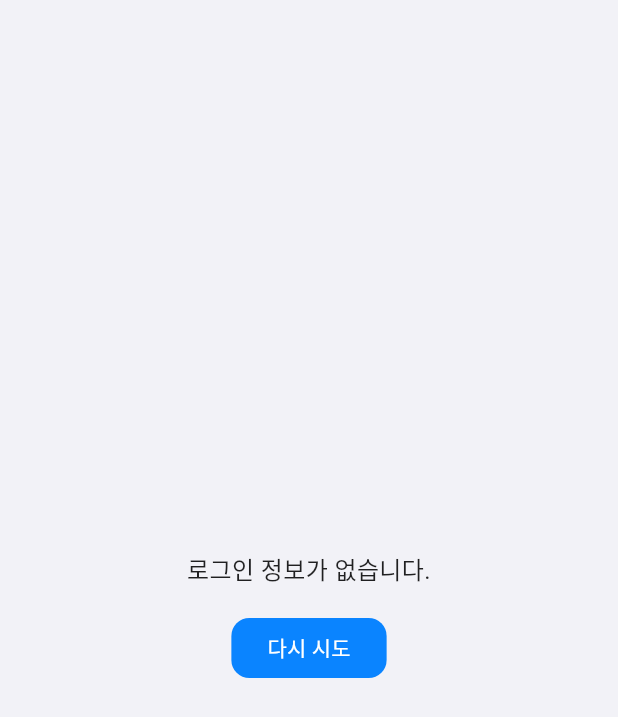
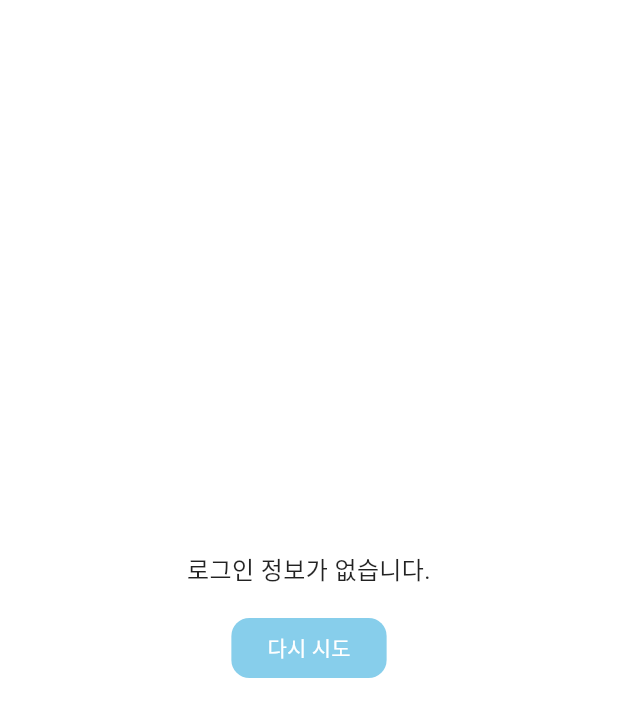
Before and after one commit to gwon7210/koinonia_app, a Flutter app: the ProfileScreen screen opened directly, on a phone screen of 412 x 824 dp. Shown: the top 717 px of the screen. Run offline on Flutter 3.47's test engine with Material 3 defaults, Android fonts, the light colour scheme and no system bars; our stand-ins replace image_picker; missing offline and left inert: kakao_flutter_sdk; accounts and stored records are empty.

Commit message:
커밋 메시지

```diff
--- a/lib/screens/profile_screen.dart
+++ b/lib/screens/profile_screen.dart
@@ -15,13 +15,13 @@ class ProfileScreen extends StatefulWidget {
 }
 
 class _ProfileScreenState extends State<ProfileScreen> {
-  static const Color _backgroundColor = Color(0xFFF2F2F7);
-  static const Color _cardColor = Color(0xFFFFFFFF);
-  static const Color _primaryColor = Color(0xFF0A84FF);
-  static const Color _iconBackgroundColor = Color(0xFFE5E5EA);
-  static const Color _labelColor = Color(0xFF1C1C1E);
-  static const Color _secondaryTextColor = Color(0xFF8E8E93);
-  static const Color _dividerColor = Color(0xFFE5E5EA);
+  static const Color _backgroundColor = Colors.white;
+  static const Color _cardColor = Color(0xFFF7FBFF);
+  static const Color _primaryColor = Color(0xFF87CEEB);
+  static const Color _iconBackgroundColor = Color(0xFFE3F2FD);
+  static const Color _labelColor = Color(0xFF102A43);
+  static const Color _secondaryTextColor = Color(0xFF4A5568);
+  static const Color _dividerColor = Color(0xFFE2E8F0);
 
   UserProfile? _profile;
   bool _isLoading = false;
@@ -686,7 +686,7 @@ class _ProfileScreenState extends State<ProfileScreen> {
     if (normalized == null) {
       return const Text(
         '등록된 정보가 없습니다.',
-        style: TextStyle(color: Colors.grey, fontSize: 15, fontWeight: FontWeight.w400),
+        style: TextStyle(color: _secondaryTextColor, fontSize: 15, fontWeight: FontWeight.w400),
       );
     }
     return Align(
```
